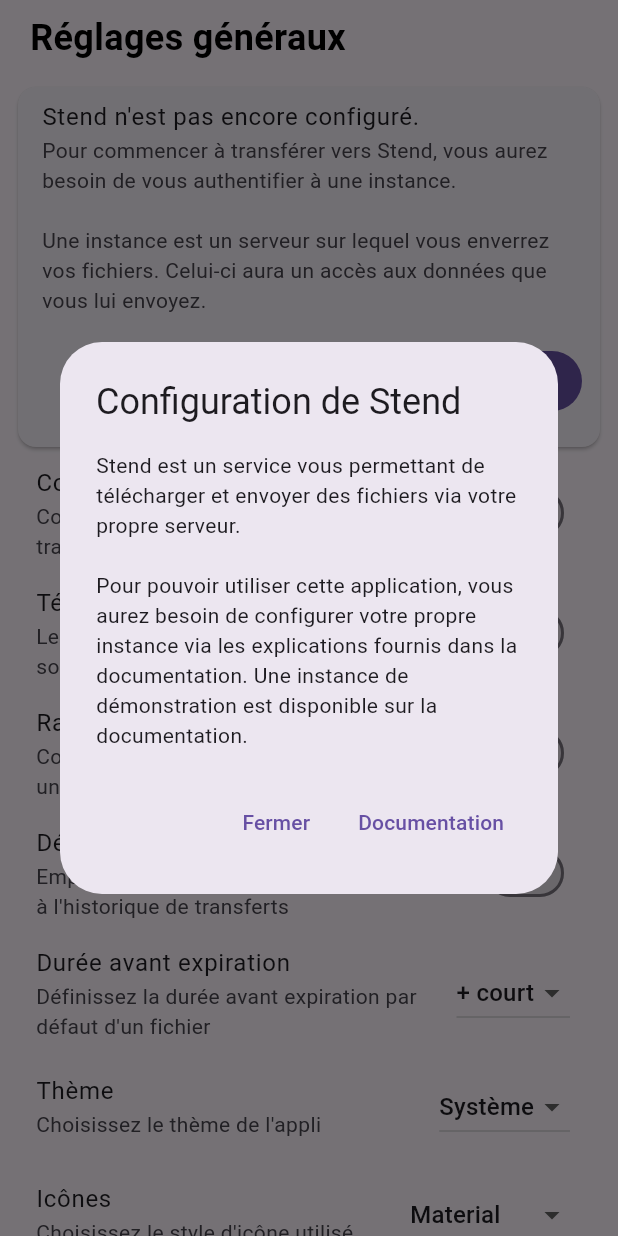
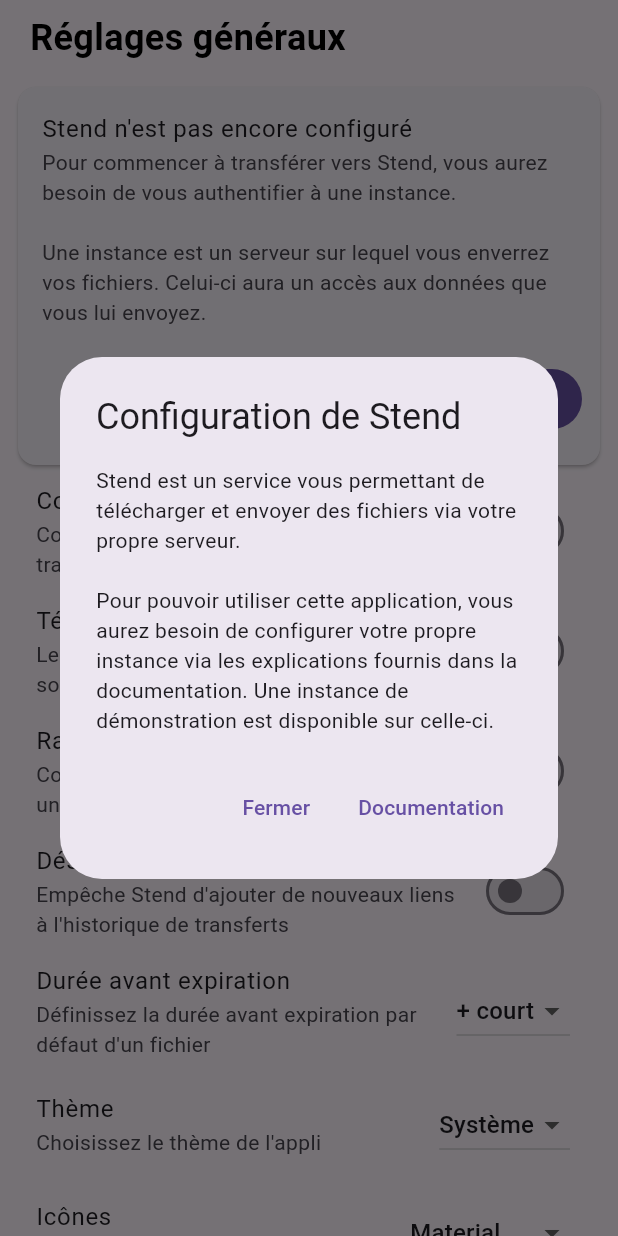
Before and after one commit to hoststend/stend-mobile, a Flutter app: the SettingsPage widget shown alone on an empty page, opened directly, after a tap on "En savoir plus", on a phone screen of 412 x 824 dp. Run offline on Flutter 3.47's test engine with Material 3 defaults, Android fonts, the phone set to English and light mode, and no system bars; drawn by our look-alikes of dynamic_color; our stand-ins replace adaptive_dialog, dio, file_picker, get_storage, image_picker, lucide_icons and 4 more; missing offline and left inert: qr_code_scanner; accounts and stored records are empty; network calls fail.

Commit message:
Vérif. des mise à jour dans les réglages de l'app

```diff
--- a/lib/pages/settings.dart
+++ b/lib/pages/settings.dart
@@ -8,6 +8,7 @@
 import 'package:url_launcher/url_launcher.dart';
 import 'package:adaptive_dialog/adaptive_dialog.dart';
 import 'package:get_storage/get_storage.dart';
+import 'package:package_info_plus/package_info_plus.dart';
 import 'package:http/http.dart' as http;
 import 'dart:convert';
 import 'package:lucide_icons/lucide_icons.dart';
@@ -23,16 +24,54 @@
   bool _isConnected = true;
 
   final box = GetStorage();
+  String? appVersion;
+  String latestVersion = '';
+  bool isUpdateAvailable = false;
 
   @override
   void initState() {
     _isConnected = box.read('apiInstanceUrl') != null;
+    checkUpdate();
     super.initState();
   }
 
   @override
   void dispose() {
     super.dispose();
+  }
+
+  void checkUpdate() async {
+    // Obtenir la version actuellement installée
+    PackageInfo packageInfo = await PackageInfo.fromPlatform();
+    debugPrint(packageInfo.toString());
+    appVersion = packageInfo.version;
+
+    // Variables locales
+    int latestVersionExpire;
+
+    // Vérifier si on a déjà en cache la version la plus récente
+    latestVersion = box.read('latestVersion') ?? '';
+    latestVersionExpire = box.read('latestVersionExpire') ?? 0;
+    if (latestVersionExpire < DateTime.now().millisecondsSinceEpoch) {
+      box.remove('latestVersion');
+      box.remove('latestVersionExpire');
+      latestVersion = '';
+    }
+
+    // Obtenir la version la plus récente depuis GitHub si on l'a pas déjà
+    if (latestVersion.isEmpty) {
+      debugPrint('Fetching GitHub to check update');
+      http.Response response = await http.get(Uri.parse('https://api.github.com/repos/johan-perso/stend-mobile/releases/latest'));
+      if (response.statusCode == 200) {
+        final Map<String, dynamic> jsonData = json.decode(utf8.decode(response.bodyBytes));
+        latestVersion = jsonData['tag_name'];
+        box.write('latestVersion', latestVersion);
+        box.write('latestVersionExpire', DateTime.now().add(const Duration(hours: 6)).millisecondsSinceEpoch);
+      }
+    }
+
+    // Si on a une version plus récente, on enregistre une variable
+    if (latestVersion.isNotEmpty && latestVersion != appVersion) isUpdateAvailable = true;
   }
 
 	@override
@@ -62,13 +101,53 @@
                 )
               ),
 
+              // Si une màj est disponible
+              isUpdateAvailable ? Card(
+                child: Column(
+                  children: [
+                    Padding(
+                      padding: const EdgeInsets.only(top: 8.0, bottom: 4.0),
+
+                      child: ListTile(
+                        title: const Text("Mise à jour disponible"),
+                        subtitle: Text("Vous pouvez mettre à jour l'application à la version v$latestVersion pour bénéficier de nouvelles fonctionnalités et corrections de bugs."),
+                      )
+                    ),
+
+                    Padding(
+                      padding: const EdgeInsets.all(12.0),
+
+                      child: Row(
+                        mainAxisAlignment: MainAxisAlignment.end,
+                        children: [
+                          FilledButton(
+                            onPressed: () async {
+                              HapticFeedback.lightImpact();
+                              final url = Uri.parse('https://github.com/johan-perso/stend-mobile/releases/latest');
+                              launchUrl(url, mode: Platform.isIOS ? LaunchMode.inAppBrowserView : LaunchMode.externalApplication);
+                            },
+                            child: Text(Platform.isIOS ? "Voir le changelog" : "Mettre à jour"),
+                          ),
+                        ],
+                      )
+                    ),
+
+                    const SizedBox(height: 8),
+                  ]
+                )
+              ) : const SizedBox.shrink(),
+
               // Configuration de Stend
               !_isConnected ? Card(
                 child: Column(
                   children: [
-                    const ListTile(
-                      title: Text("Stend n'est pas encore configuré."),
-                      subtitle: Text("Pour commencer à transférer vers Stend, vous aurez besoin de vous authentifier à une instance.\n\nUne instance est un serveur sur lequel vous enverrez vos fichiers. Celui-ci aura un accès aux données que vous lui envoyez."),
+                    const Padding(
+                      padding: EdgeInsets.only(top: 8.0, bottom: 4.0),
+
+                      child: ListTile(
+                        title: Text("Stend n'est pas encore configuré"),
+                        subtitle: Text("Pour commencer à transférer vers Stend, vous aurez besoin de vous authentifier à une instance.\n\nUne instance est un serveur sur lequel vous enverrez vos fichiers. Celui-ci aura un accès aux données que vous lui envoyez."),
+                      )
                     ),
 
                     Padding(
@@ -84,7 +163,7 @@
                                 context: context,
                                 builder: (context) => AlertDialog.adaptive(
                                   title: const Text("Configuration de Stend"),
-                                  content: Text("Stend est un service vous permettant de télécharger et envoyer des fichiers via votre propre serveur.\n\n${Platform.isIOS ? '' : 'Pour pouvoir utiliser cette application, vous aurez besoin de configurer votre propre instance via les explications fournis dans la documentation. '}Une instance de démonstration est disponible sur la documentation."),
+                                  content: Text("Stend est un service vous permettant de télécharger et envoyer des fichiers via votre propre serveur.\n\n${Platform.isIOS ? '' : 'Pour pouvoir utiliser cette application, vous aurez besoin de configurer votre propre instance via les explications fournis dans la documentation. '}Une instance de démonstration est disponible ${Platform.isIOS ? 'sur la documentation' : 'sur celle-ci'}."),
                                   actions: [
                                     TextButton(
                                       onPressed: () {
@@ -665,7 +744,7 @@
                     children: [
                       // Texte
                       Text(
-                        "Stend Mobile ― Développé par Johan",
+                        "Stend Mobile v${appVersion ?? ''} ― Développé par Johan",
                         style: TextStyle(
                           color: Theme.of(context).colorScheme.brightness == Brightness.dark ? Colors.white : Colors.black,
                         ),
--- a/pubspec.yaml
+++ b/pubspec.yaml
@@ -14,7 +14,7 @@
 # In iOS, build-name is used as CFBundleShortVersionString while build-number is used as CFBundleVersion.
 # Read more about iOS versioning at
 # https://developer.apple.com/library/archive/documentation/General/Reference/InfoPlistKeyReference/Articles/CoreFoundationKeys.html
-version: 1.1.0
+version: 1.2.0
 
 environment:
   sdk: '>=3.1.5 <4.0.0'
@@ -50,6 +50,7 @@
   cupertino_icons: ^1.0.6
   lucide_icons: ^0.257.0
   html: ^0.15.4
+  package_info_plus: ^4.2.0
 
 dev_dependencies:
   flutter_test:
```
